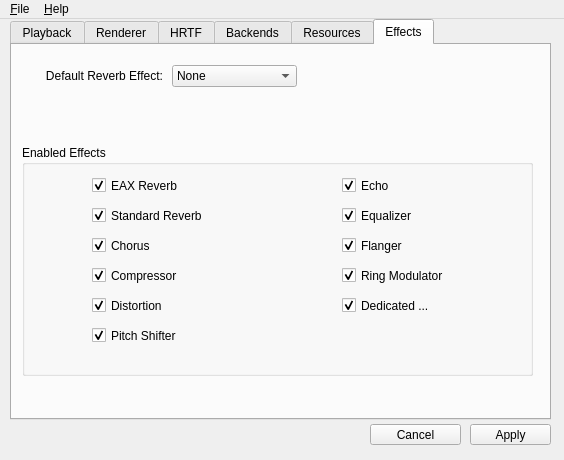
First picture: the form in libs/openal-soft/utils/alsoft-config/mainwindow.ui, repository love2d/megasource, before the edit.
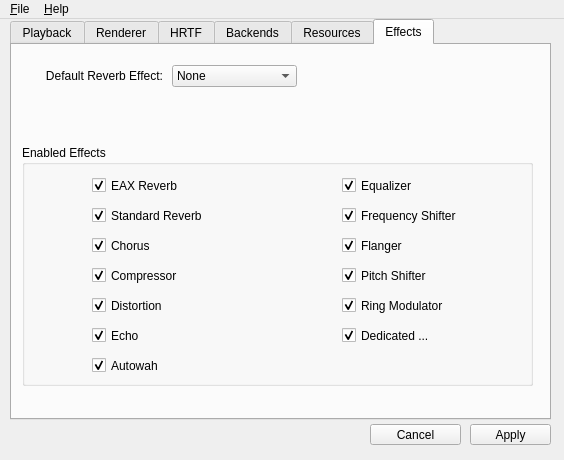
Second picture: the form after the edit. Icons and pictures are not drawn.

The edit to the form file:
```diff
--- a/libs/openal-soft/utils/alsoft-config/mainwindow.ui
+++ b/libs/openal-soft/utils/alsoft-config/mainwindow.ui
@@ -1933,7 +1933,7 @@
         <x>10</x>
         <y>100</y>
         <width>511</width>
-        <height>231</height>
+        <height>241</height>
        </rect>
       </property>
       <property name="toolTip">
@@ -2011,8 +2011,8 @@
       <widget class="QCheckBox" name="enableEchoCheck">
        <property name="geometry">
         <rect>
-         <x>320</x>
-         <y>30</y>
+         <x>70</x>
+         <y>180</y>
          <width>131</width>
          <height>21</height>
         </rect>
@@ -2028,7 +2028,7 @@
        <property name="geometry">
         <rect>
          <x>320</x>
-         <y>60</y>
+         <y>30</y>
          <width>131</width>
          <height>21</height>
         </rect>
@@ -2060,7 +2060,7 @@
        <property name="geometry">
         <rect>
          <x>320</x>
-         <y>120</y>
+         <y>150</y>
          <width>131</width>
          <height>21</height>
         </rect>
@@ -2076,7 +2076,7 @@
        <property name="geometry">
         <rect>
          <x>320</x>
-         <y>150</y>
+         <y>180</y>
          <width>131</width>
          <height>21</height>
         </rect>
@@ -2111,8 +2111,8 @@
       <widget class="QCheckBox" name="enablePitchShifterCheck">
        <property name="geometry">
         <rect>
-         <x>70</x>
-         <y>180</y>
+         <x>320</x>
+         <y>120</y>
          <width>131</width>
          <height>21</height>
         </rect>
@@ -2124,6 +2124,38 @@
         <bool>true</bool>
        </property>
       </widget>
+      <widget class="QCheckBox" name="enableFrequencyShifterCheck">
+       <property name="geometry">
+        <rect>
+         <x>320</x>
+         <y>60</y>
+         <width>131</width>
+         <height>21</height>
+        </rect>
+       </property>
+       <property name="text">
+        <string>Frequency Shifter</string>
+       </property>
+       <property name="checked">
+        <bool>true</bool>
+       </property>
+      </widget>
+      <widget class="QCheckBox" name="enableAutowahCheck">
+       <property name="geometry">
+        <rect>
+         <x>70</x>
+         <y>210</y>
+         <width>131</width>
+         <height>21</height>
+        </rect>
+       </property>
+       <property name="text">
+        <string>Autowah</string>
+       </property>
+       <property name="checked">
+        <bool>true</bool>
+       </property>
+      </widget>
      </widget>
      <widget class="QLabel" name="label_13">
       <property name="geometry">
```
